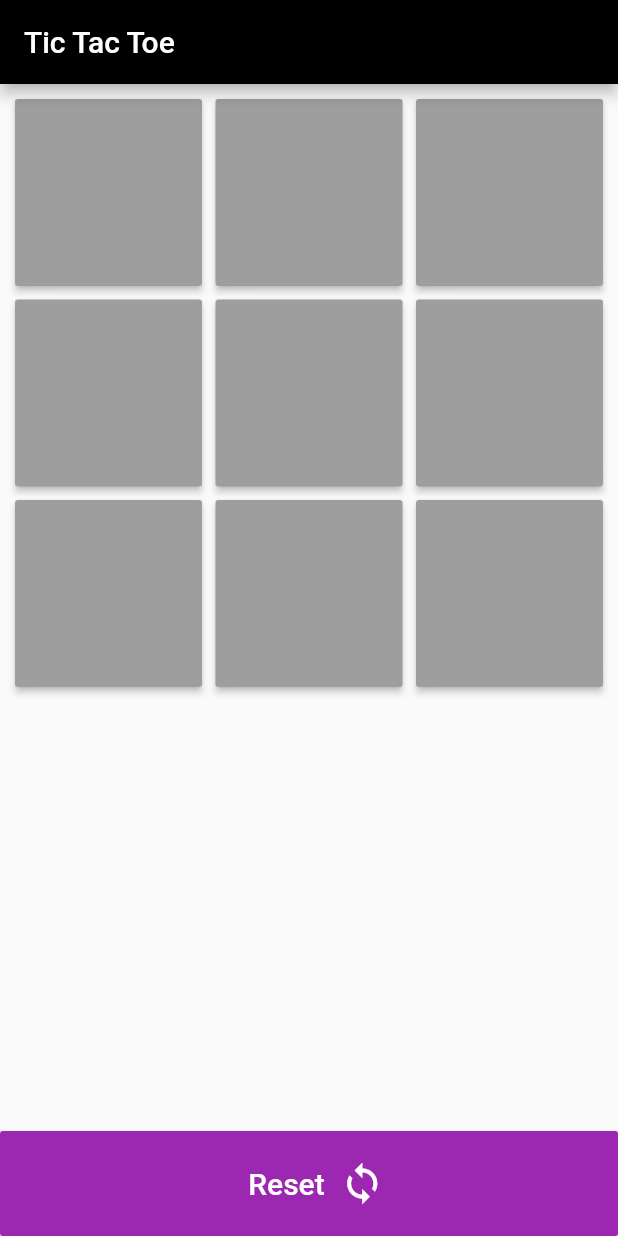
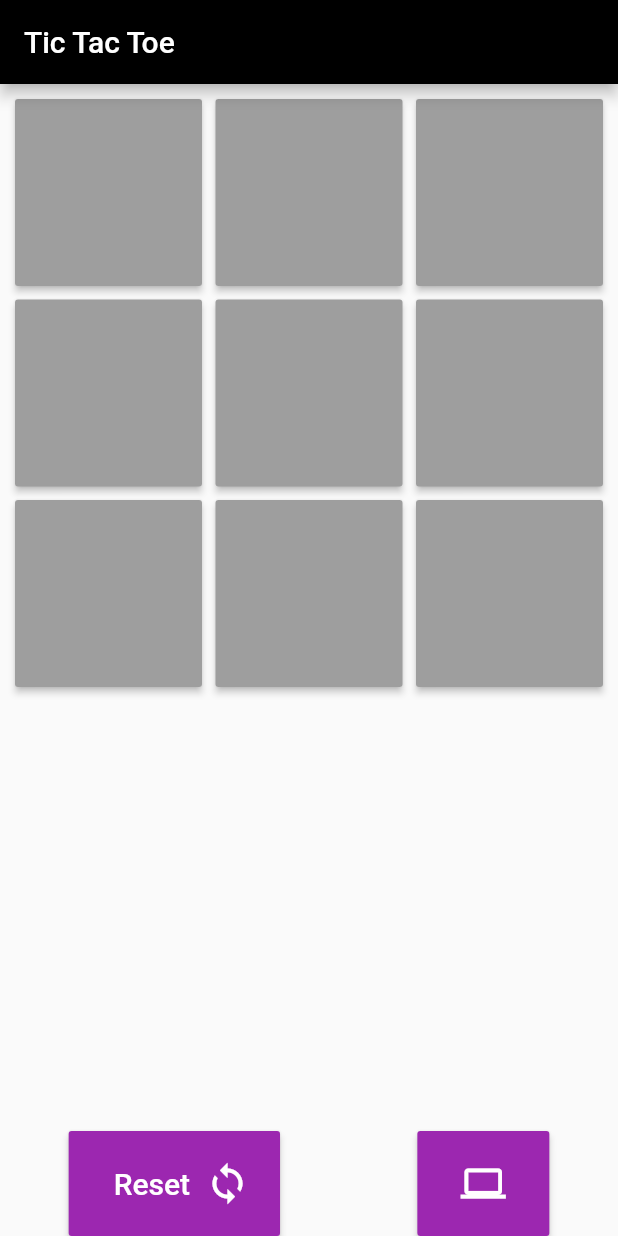
Before and after one commit to florianwns/flutter-examples, a Flutter app: the screen it shows after launch, on a phone screen of 412 x 824 dp. Run offline on Flutter 3.47's test engine with Material 2 defaults, Android fonts, the light colour scheme and no system bars.

Commit message:
Enable/Disable Computer A.I.

```diff
--- a/apps/005_tictactoe/lib/widgets/home_page.dart
+++ b/apps/005_tictactoe/lib/widgets/home_page.dart
@@ -14,7 +14,7 @@ class _HomePageState extends State<HomePage> {
   Set _player1;
   Set _player2;
   int _activePlayer;
-  bool _autoplay = true;
+  bool _playAgainstComputer = true;
 
   @override
   void initState() {
@@ -71,14 +71,18 @@ class _HomePageState extends State<HomePage> {
             },
           ),
         );
-      } else if (_activePlayer == 2 && _autoplay) {
+      } else if (_activePlayer == 2 && _playAgainstComputer) {
+        _autoplay();
+      }
+    });
+  }
+
+  void _autoplay() {
     final Set emptyCells = _emptyCells;
     if (emptyCells.length > 0) {
       final int newIndex = Random().nextInt(emptyCells.length);
       _playGame(_buttonList[emptyCells.elementAt(newIndex)]);
     }
-      }
-    });
   }
 
   int _checkwinner() {
@@ -105,6 +109,15 @@ class _HomePageState extends State<HomePage> {
       }
     }
     return winner;
+  }
+
+  void _toggleAutoplay() {
+    setState(() {
+      _playAgainstComputer = !_playAgainstComputer;
+      if (_activePlayer == 2 && _playAgainstComputer) {
+        _autoplay();
+      }
+    });
   }
 
   @override
@@ -146,7 +159,11 @@ class _HomePageState extends State<HomePage> {
               ),
             ),
           ),
-          RaisedButton(
+          Row(
+            mainAxisAlignment: MainAxisAlignment.spaceAround,
+            children: <Widget>[
+              Container(
+                child: RaisedButton(
                   child: Row(
                     mainAxisAlignment: MainAxisAlignment.center,
                     children: <Widget>[
@@ -168,6 +185,19 @@ class _HomePageState extends State<HomePage> {
                   padding: const EdgeInsets.all(20.0),
                   onPressed: _resetGame,
                 ),
+              ),
+              RaisedButton(
+                child: Icon(
+                  Icons.computer,
+                  color: Colors.white,
+                  size: 30,
+                ),
+                color: _playAgainstComputer ? Colors.purple : Colors.grey,
+                padding: const EdgeInsets.all(20.0),
+                onPressed: _toggleAutoplay,
+              ),
+            ],
+          ),
         ],
       ),
     );
```
Lines whose indentation alone changed are shown as unchanged.
